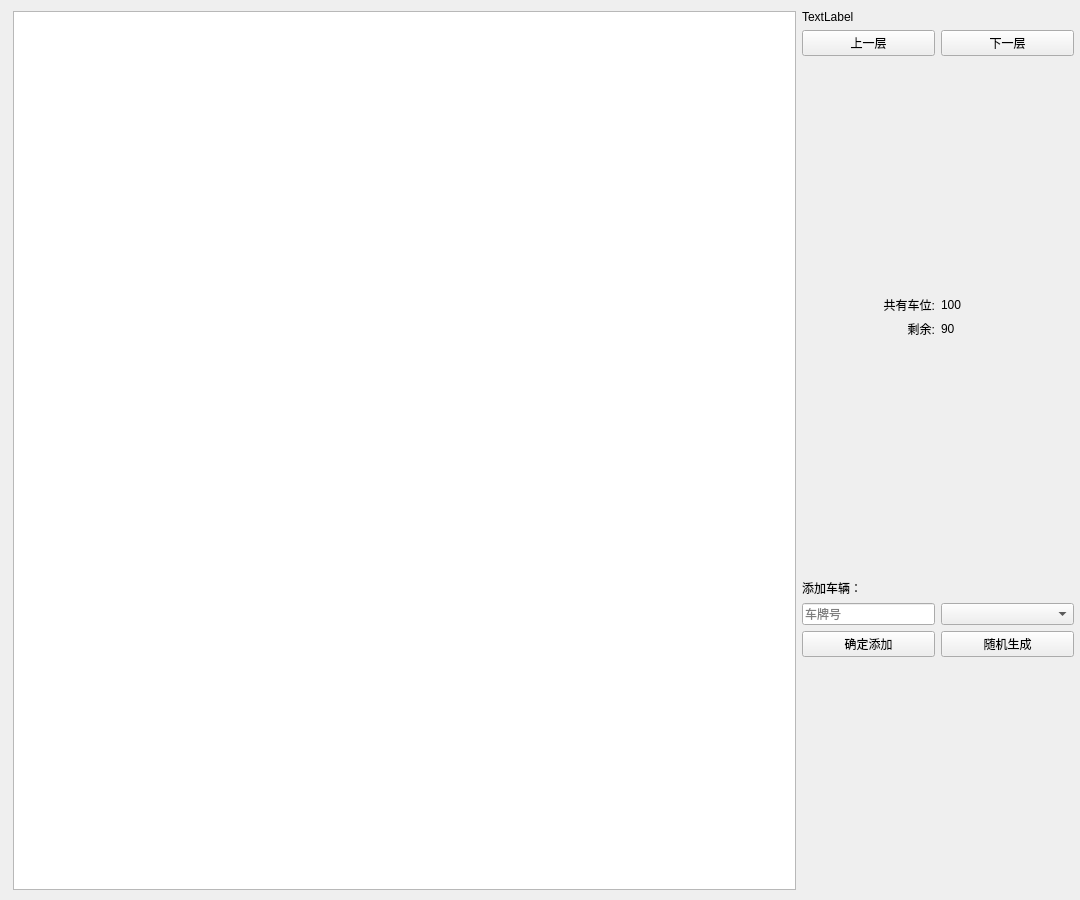
Above: monitor.ui from w-mj/DataStructureProject before the change. Below: the same form after it.
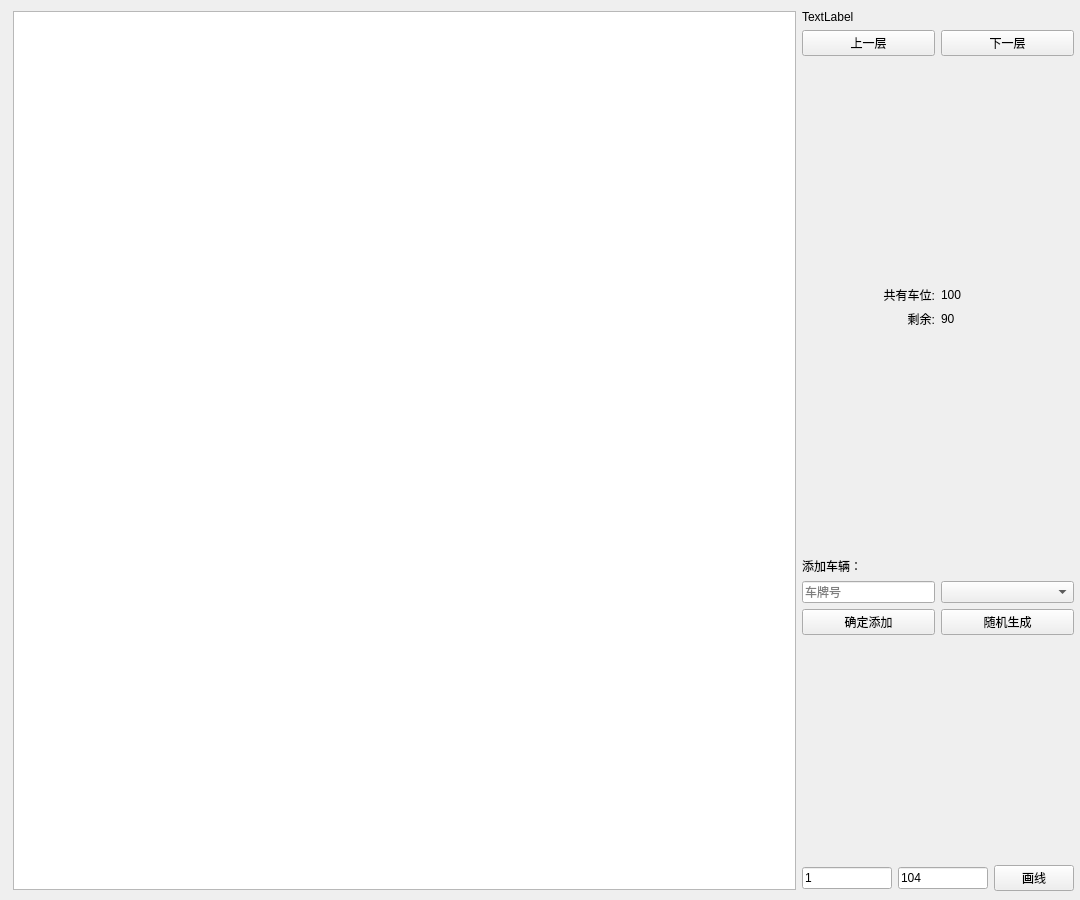
That is the form after the change.

What changed in the file:
```diff
--- a/monitor.ui
+++ b/monitor.ui
@@ -67,7 +67,7 @@
      </widget>
     </item>
     <item>
-     <layout class="QVBoxLayout" name="verticalLayout" stretch="0,0,0,0,0,0,0,0,0,0">
+     <layout class="QVBoxLayout" name="verticalLayout" stretch="0,0,0,0,0,0,0,0,0,0,0">
       <property name="sizeConstraint">
        <enum>QLayout::SetDefaultConstraint</enum>
       </property>
@@ -243,6 +243,34 @@
         </property>
        </spacer>
       </item>
+      <item>
+       <layout class="QHBoxLayout" name="horizontalLayout_6">
+        <item>
+         <widget class="QLineEdit" name="placeNum1">
+          <property name="text">
+           <string>1</string>
+          </property>
+          <property name="placeholderText">
+           <string/>
+          </property>
+         </widget>
+        </item>
+        <item>
+         <widget class="QLineEdit" name="placeNum2">
+          <property name="text">
+           <string>104</string>
+          </property>
+         </widget>
+        </item>
+        <item>
+         <widget class="QPushButton" name="drawPath">
+          <property name="text">
+           <string>画线</string>
+          </property>
+         </widget>
+        </item>
+       </layout>
+      </item>
      </layout>
     </item>
    </layout>
```
